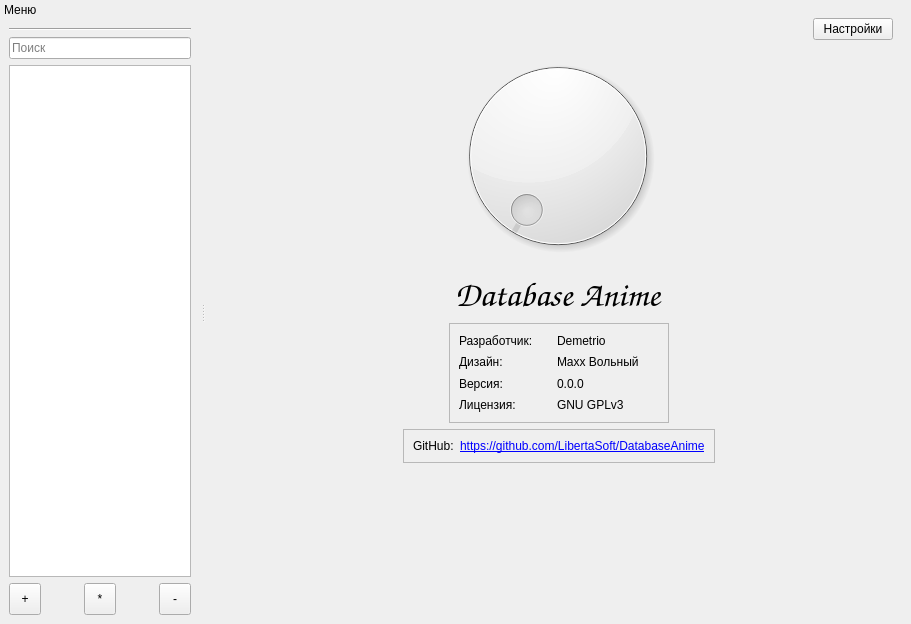
Before: the Qt Designer form mainwindow.ui in LibertaSoft/DatabaseAnime, drawn with Qt 5.
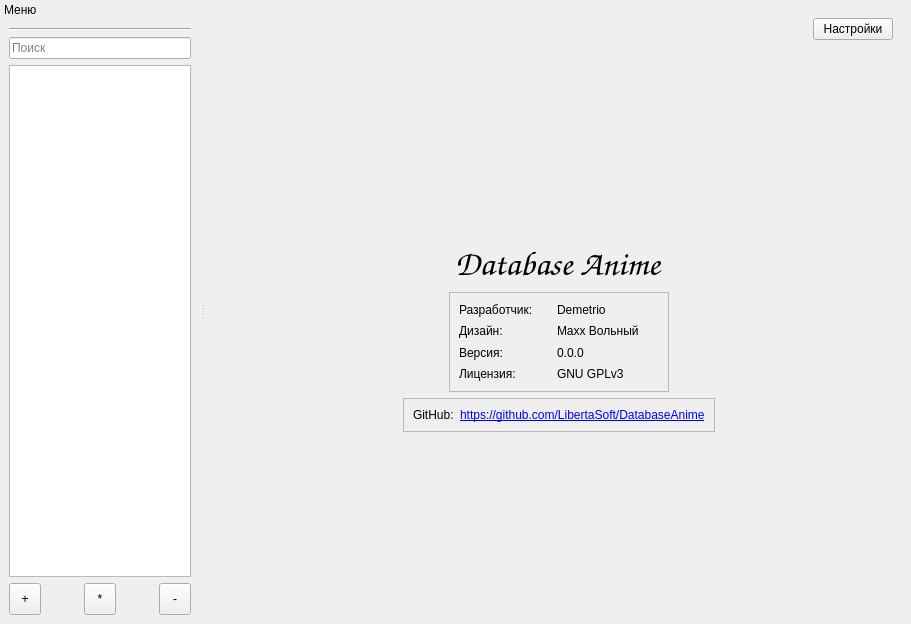
After: the same form once the commit is applied. The open tabs and pages were chosen to show the change. Icons and pictures are not drawn.

```diff
--- a/mainwindow.ui
+++ b/mainwindow.ui
@@ -92,25 +92,59 @@
           </item>
          </layout>
         </item>
-        <item alignment="Qt::AlignHCenter|Qt::AlignVCenter">
-         <widget class="QDial" name="dialLogo">
-          <property name="minimumSize">
-           <size>
-            <width>220</width>
-            <height>220</height>
-           </size>
+        <item>
+         <spacer name="VSpacer_0">
+          <property name="orientation">
+           <enum>Qt::Vertical</enum>
           </property>
-          <property name="maximumSize">
+          <property name="sizeHint" stdset="0">
            <size>
-            <width>220</width>
-            <height>220</height>
+            <width>20</width>
+            <height>40</height>
            </size>
           </property>
-          <property name="focusPolicy">
-           <enum>Qt::NoFocus</enum>
+         </spacer>
+        </item>
+        <item>
+         <widget class="QLabel" name="Lbl_logo">
+          <property name="autoFillBackground">
+           <bool>false</bool>
           </property>
-          <property name="contextMenuPolicy">
-           <enum>Qt::NoContextMenu</enum>
+          <property name="styleSheet">
+           <string notr="true"/>
+          </property>
+          <property name="frameShape">
+           <enum>QFrame::NoFrame</enum>
+          </property>
+          <property name="frameShadow">
+           <enum>QFrame::Plain</enum>
+          </property>
+          <property name="text">
+           <string/>
+          </property>
+          <property name="textFormat">
+           <enum>Qt::AutoText</enum>
+          </property>
+          <property name="pixmap">
+           <pixmap resource="resource.qrc">:/images/DBA_logo_m.png</pixmap>
+          </property>
+          <property name="scaledContents">
+           <bool>false</bool>
+          </property>
+          <property name="alignment">
+           <set>Qt::AlignCenter</set>
+          </property>
+          <property name="wordWrap">
+           <bool>false</bool>
+          </property>
+          <property name="margin">
+           <number>0</number>
+          </property>
+          <property name="indent">
+           <number>-1</number>
+          </property>
+          <property name="openExternalLinks">
+           <bool>false</bool>
           </property>
          </widget>
         </item>
@@ -361,7 +395,7 @@
           <property name="sizeHint" stdset="0">
            <size>
             <width>20</width>
-            <height>46</height>
+            <height>80</height>
            </size>
           </property>
          </spacer>
```
Left out of the diff: 7 changed lines with no effect on the pictures.
